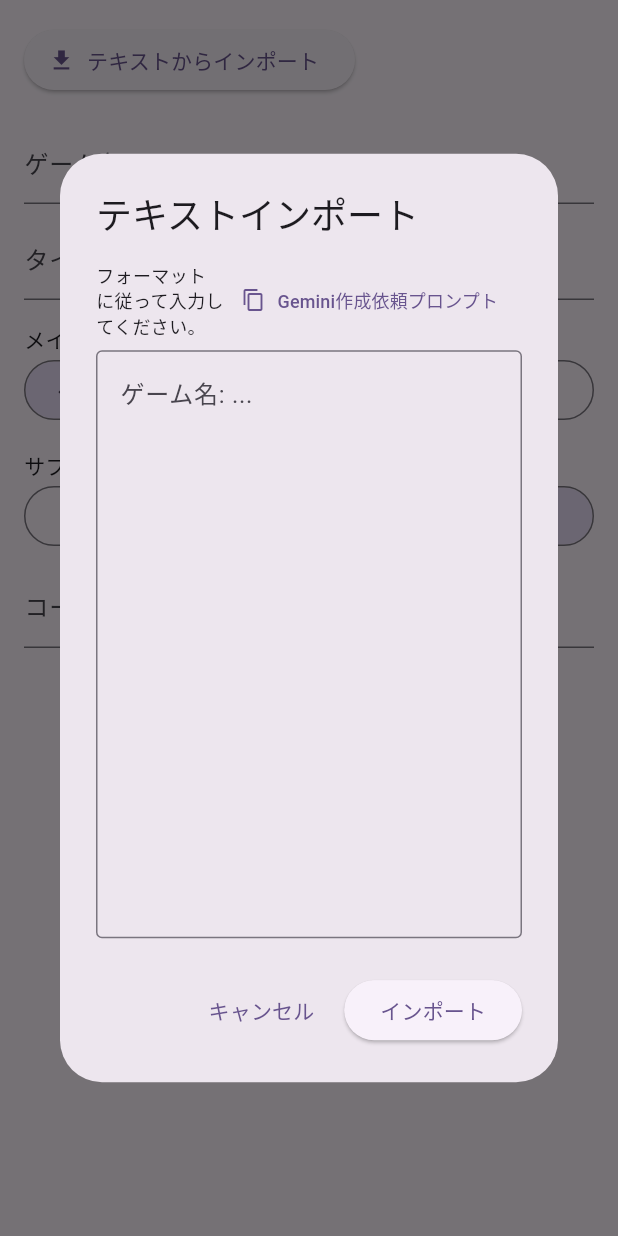
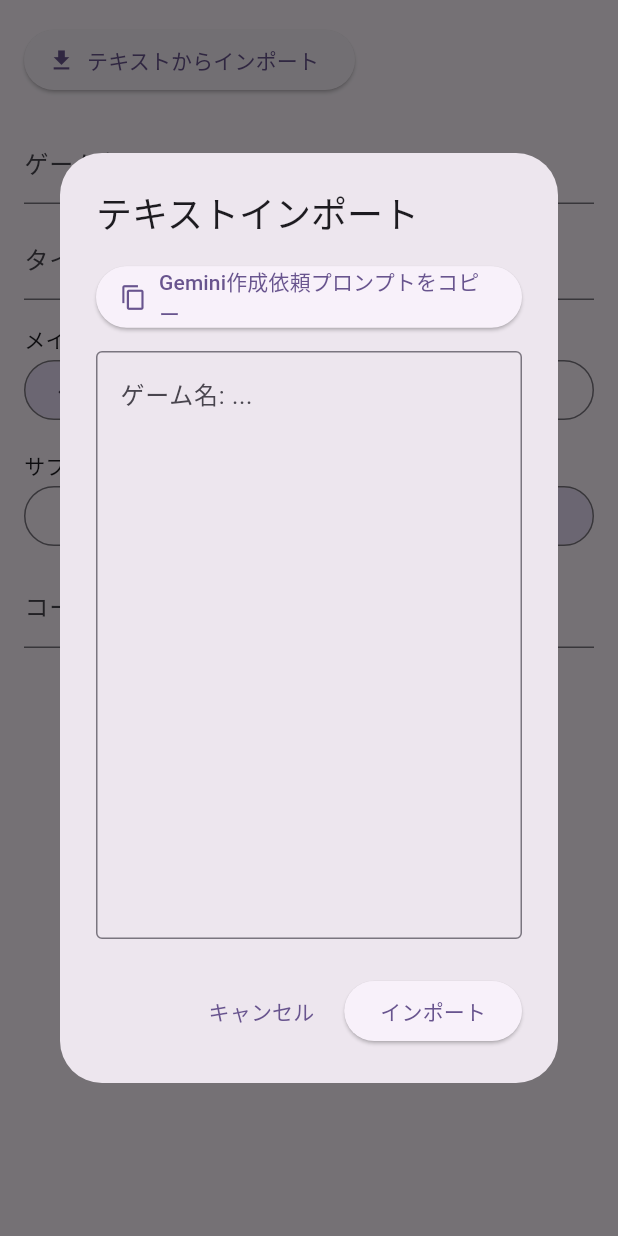
Before and after one commit to onpuuki/game-tracker, a Flutter app: the TopSection widget shown alone on an empty page, opened directly, after a tap on "テキストからインポート", on a phone screen of 412 x 824 dp. Run offline on Flutter 3.47's test engine with Material 3 defaults, Android fonts, the phone set to English and light mode, and no system bars; our stand-ins replace cloud_firestore, cloud_functions, firebase_auth, firebase_core, firebase_messaging, flutter_hooks and 3 more; missing offline and left inert: two_dimensional_scrollables; accounts and stored records are empty; network calls fail.

Commit message:
Update Gemini prompt import dialog UI and format
Removed instructional text and expanded the Gemini prompt copy button to full width. Updated the copied prompt text to require separate codeblocks for each event.

Co-authored-by: onpuuki <220911838+onpuuki@users.noreply.github.com>

````diff
--- a/frontend/lib/widgets/add_event/top_section.dart
+++ b/frontend/lib/widgets/add_event/top_section.dart
@@ -22,21 +22,17 @@ class TopSection extends HookConsumerWidget {
             child: Column(
               mainAxisSize: MainAxisSize.min,
               children: [
-                Row(
-                  mainAxisAlignment: MainAxisAlignment.spaceBetween,
-                  children: [
-                    const Expanded(
-                      child: Text(
-                        'フォーマットに従って入力してください。',
-                        style: TextStyle(fontSize: 12),
-                      ),
-                    ),
-                    TextButton.icon(
+                SizedBox(
+                  width: double.infinity,
+                  child: ElevatedButton.icon(
                     onPressed: () async {
-                        const text =
-                            '''以下の【インプット情報】（ゲームのイベントや更新コンテンツ情報）を解析し、指定の【出力フォーマット】に従ってインポート用のテキストを生成してください。複数のイベントが含まれている場合は、イベントごとに分けて出力してください。コードブロックなどは使用せず、プレーンテキストで出力してください。
+                      final text =
+                          r'''以下の【インプット情報】（ゲームのイベントや更新コンテンツ情報）を解析し、指定の【出力フォーマット】に従ってインポート用のテキストを生成してください。複数のイベントが含まれている場合は、イベントごとに分けて出力してください。
 
 【出力フォーマット】
+（※コピー時のフォーマット欠落を防ぐため、1つのイベントにつき1つのコードブロック ```text 〜 ``` で個別に囲んで出力してください。複数ある場合はコードブロックも複数に分けてください）
+
+```text
 ゲーム名: （インプット情報から推測して記載）
 タイトル: （イベントやコンテンツの名称）
 サイクル: （デイリー / ウィークリー / 隔週 / マンスリー のいずれかを判定）
@@ -47,19 +43,19 @@ class TopSection extends HookConsumerWidget {
 タスク:
 - （タスク内容1）
 - （タスク内容2）
+```
 
 【判定・出力の注意点】
+- タスクの行頭は、必ず半角ハイフンと半角スペース「- 」を使用してください。（アプリのデータ取り込みで必須となります）
 - 毎日更新・リセットされるものは「デイリー」
 - 毎週決まった曜日に更新されるものは「ウィークリー」
 - 14日周期や半月に1回更新されるもの（螺旋、深塔など）は「隔週」
 - 月に1回（1日など）更新されるものは「マンスリー」
-- ※重要※ リセット時刻が不明で04:00などの推測値に設定した場合は、出力フォーマットの末尾に「※時刻が不明だったため〇〇:〇〇に推測して設定しました」と報告文を必ず添えてください。
+- ※重要※ リセット時刻が不明で04:00などの推測値に設定した場合は、各コードブロックの外側（末尾）に「※〇〇の時刻が不明だったため〇〇:〇〇に推測して設定しました」と報告文を必ず添えてください。
 
 【インプット情報】
 （ここに攻略サイト等の情報をペーストしてください）''';
-                        await Clipboard.setData(
-                          const ClipboardData(text: text),
-                        );
+                      await Clipboard.setData(ClipboardData(text: text));
                       if (context.mounted) {
                         ScaffoldMessenger.of(context).showSnackBar(
                           const SnackBar(
@@ -68,15 +64,11 @@ class TopSection extends HookConsumerWidget {
                         );
                       }
                     },
-                      icon: const Icon(Icons.copy, size: 16),
-                      label: const Text(
-                        'Gemini作成依頼プロンプト',
-                        style: TextStyle(fontSize: 12),
+                    icon: const Icon(Icons.copy),
+                    label: const Text('Gemini作成依頼プロンプトをコピー'),
                   ),
                 ),
-                  ],
-                ),
-                const SizedBox(height: 8),
+                const SizedBox(height: 12),
                 TextField(
                   controller: controller,
                   maxLines: 15,
````
Lines whose indentation alone changed are shown as unchanged.
